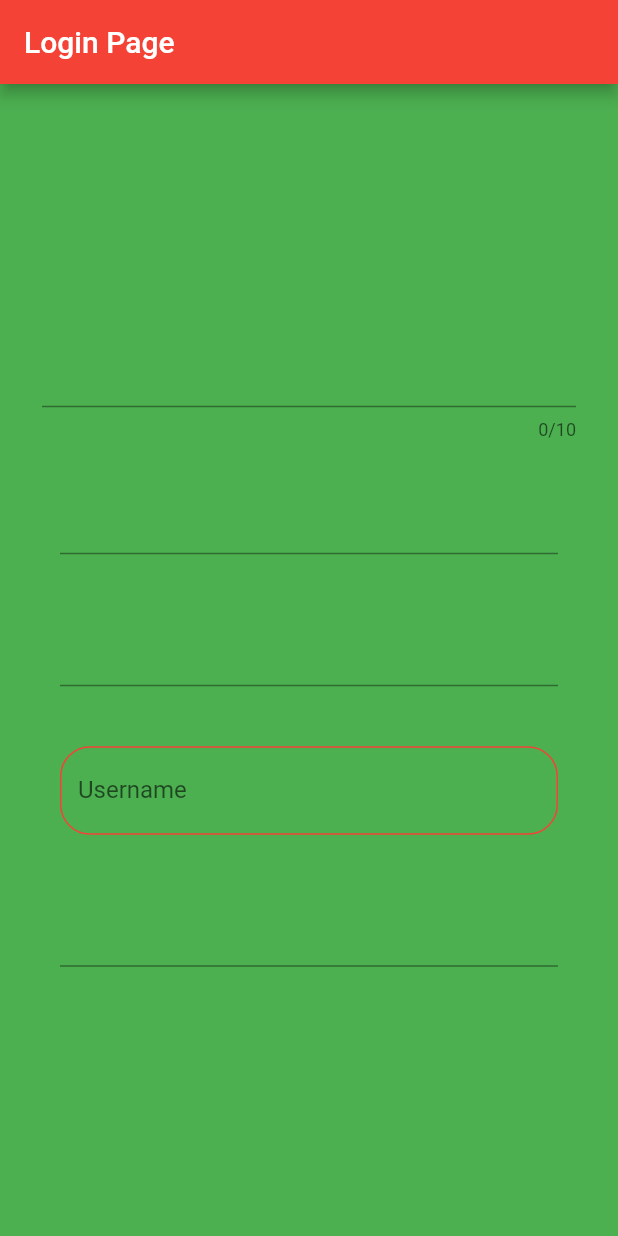
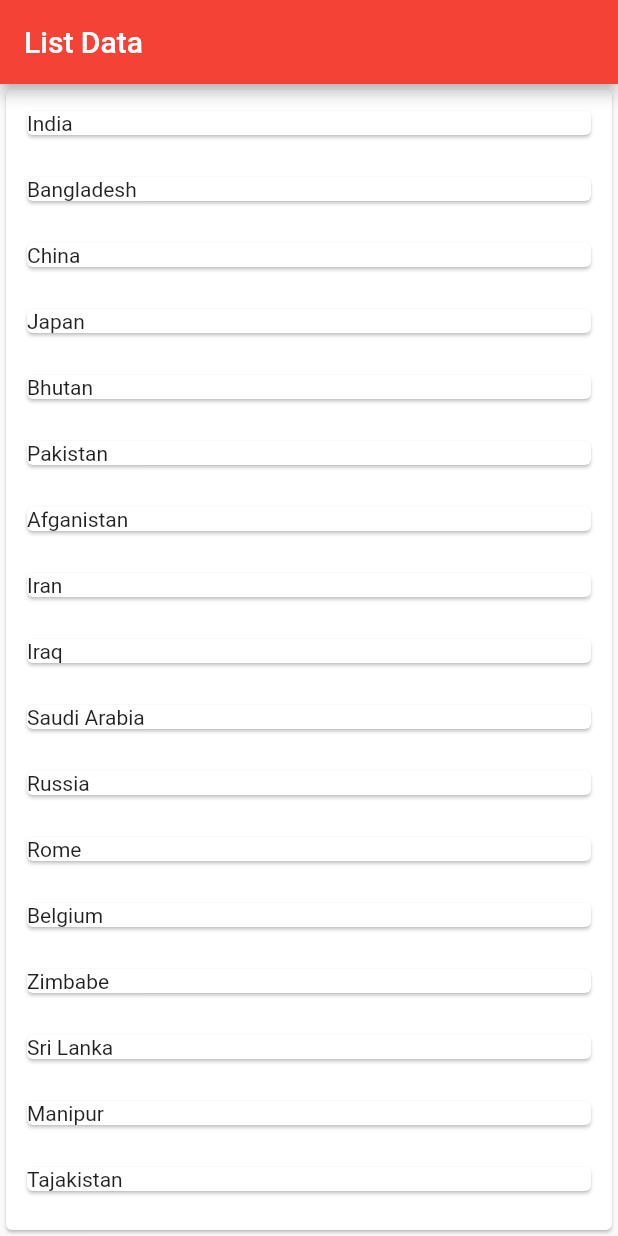
Before and after one commit to khushu20/flutter_app, a Flutter app: the screen it shows after launch, on a phone screen of 412 x 824 dp. Run offline on Flutter 3.47's test engine with Material 2 defaults, Android fonts, the phone set to English and light mode, and no system bars.

Commit message:
login with form validation and country list in listview

```diff
--- /dev/null
+++ b/lib/List_data.dart
@@ -0,0 +1,82 @@
+import 'package:flutter/material.dart';
+import 'package:flutter/src/widgets/container.dart';
+import 'package:flutter/src/widgets/framework.dart';
+
+class ListData extends StatefulWidget {
+  const ListData({super.key});
+
+  @override
+  State<ListData> createState() => _MyWidgetState();
+}
+
+class _MyWidgetState extends State<ListData> {
+  final countryList = [
+    "India",
+    "Bangladesh",
+    "China",
+    "Japan",
+    "Bhutan",
+    "Pakistan",
+    "Afganistan",
+    "Iran",
+    "Iraq",
+    "Saudi Arabia",
+    "Russia",
+    "Rome",
+    "Belgium",
+    "Zimbabe",
+    "Sri Lanka",
+    "Manipur",
+    "Tajakistan",
+    "Swizerland",
+    "IceLand",
+    "Denmark",
+  ];
+  @override
+  Widget build(BuildContext context) {
+    return Scaffold(
+      appBar: AppBar(
+        title: Text("List Data"),
+      ),
+      body: Card(
+        child: ListView.builder(
+            itemCount: countryList.length,
+            itemBuilder: ((context, index) {
+              final country = countryList[index];
+
+              return Padding(
+                padding: const EdgeInsets.all(10.0),
+                child: GestureDetector(
+                  onTap: () {
+                    showAlert(country);
+                  },
+                  child: Card(
+                    child: Text(country),
+                  ),
+                ),
+              );
+            })),
+      ),
+    );
+  }
+
+  showAlert(String message) {
+    showDialog(
+        context: context,
+        builder: (BuildContext context) {
+          return AlertDialog(
+            title: Text(message),
+            actions: [
+              TextButton(
+                onPressed: () {
+
+                  Navigator.pop(context);
+                },
+                child: Text("ok"),
+
+              )
+            ],
+          );
+        });
+  }
+}
--- a/lib/main.dart
+++ b/lib/main.dart
@@ -1,5 +1,9 @@
 import 'package:flutter/material.dart';
+import 'package:flutter_container/login.dart';
 import 'package:flutter_container/login_page.dart';
+import 'package:flutter_container/routes/app_pages.dart';
+import 'package:flutter_container/routes/app_routes.dart';
+import 'package:flutter_container/signup.dart';
 
 
 void main() {
@@ -92,6 +96,9 @@ class MyApp extends StatelessWidget {
   Widget build(BuildContext context) {
     return MaterialApp(
       title: 'Flutter Demo',
+       initialRoute: AppRoutes.listView,
+      routes: AppPages.routes
+  ,
       theme: ThemeData(
         // This is the theme of your application.
         //
@@ -104,7 +111,7 @@ class MyApp extends StatelessWidget {
         // is not restarted.
         primarySwatch: Colors.red,
       ),
-      home: LoginPage(),
+     // home: MyApp(),
     );
   }
 }
--- /dev/null
+++ b/lib/routes/app_pages.dart
@@ -0,0 +1,18 @@
+import 'package:flutter/cupertino.dart';
+import 'package:flutter_container/List_data.dart';
+import 'package:flutter_container/getstart.dart';
+import 'package:flutter_container/login_page.dart';
+import 'package:flutter_container/routes/app_routes.dart';
+import 'package:flutter_container/signup.dart';
+
+class AppPages {
+  static Map<String, WidgetBuilder> get routes {
+    return {
+      AppRoutes.intial: ((context) => GetStart()),
+      AppRoutes.login: ((context) => LoginPage()),
+      AppRoutes.sign_up: ((context) => SignUpPage()),
+       AppRoutes.listView: ((context) => ListData()),
+
+    };
+  }
+}
--- /dev/null
+++ b/lib/routes/app_routes.dart
@@ -0,0 +1,7 @@
+class AppRoutes {
+  AppRoutes._();
+  static const intial = "/getstart";
+  static const String login = "/login";
+  static const String sign_up = "/signup";
+   static const String listView = "/listview";
+}
```
Also changed, not shown: lib/getstart.dart (added, +21 -0 lines), lib/login.dart (added, +94 -0 lines), lib/signup.dart (added, +183 -0 lines), pubspec.yaml (+134 -1 lines), pubspec.lock.
